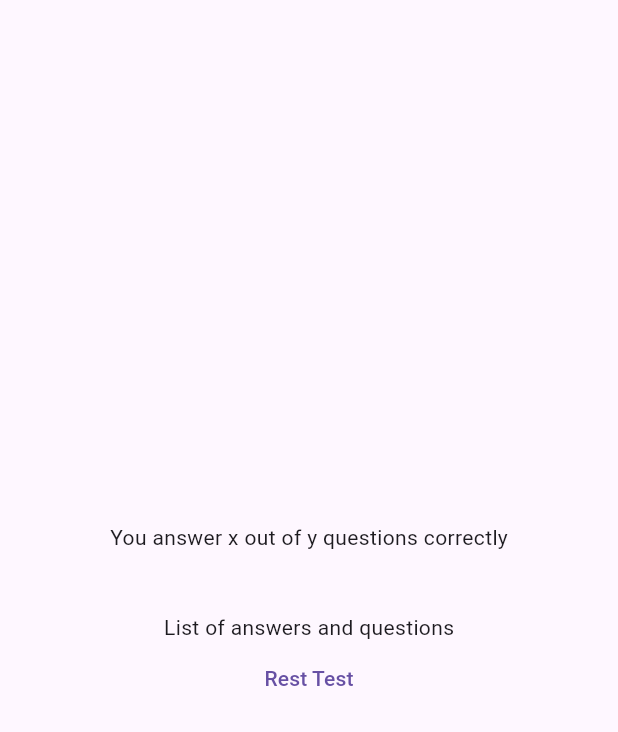
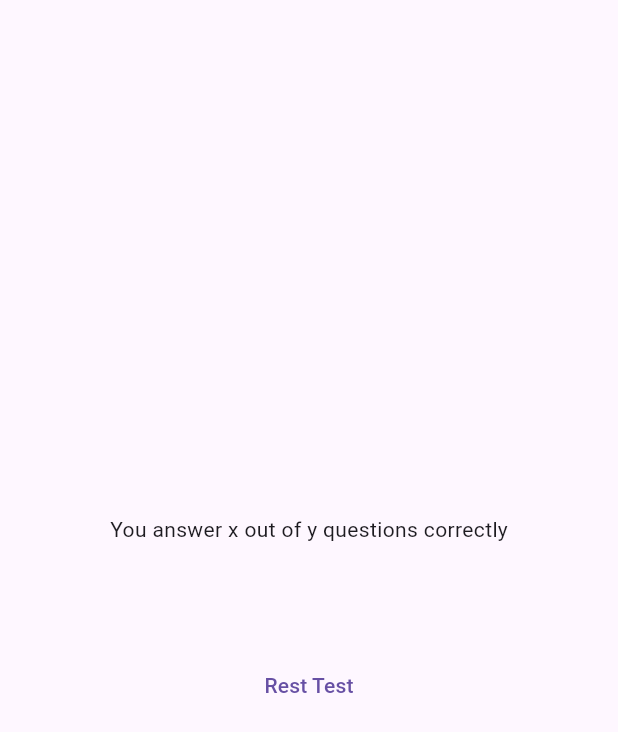
Before and after one commit to mathewwicky/quiz-app, a Flutter app: the ResultsScreen widget shown alone on an empty page, opened directly with empty values, on a phone screen of 412 x 824 dp. Shown: the top 732 px of the screen. Run offline on Flutter 3.47's test engine with Material 3 defaults, Android fonts, the phone set to English and light mode, and no system bars; our stand-ins replace google_fonts.

Commit message:
fixing the results sumary screen

```diff
--- a/lib/quiz.dart
+++ b/lib/quiz.dart
@@ -32,7 +32,7 @@ class _QuizState extends State<Quiz> {
 
     if (selectedAnswers.length == questions.length) {
       setState(() {
-        selectedAnswers = [];
+       // selectedAnswers = [];
         activeScreen = 'results-screen';
       });
     }
--- a/lib/results_screen.dart
+++ b/lib/results_screen.dart
@@ -1,5 +1,8 @@
+
 import 'package:flutter/material.dart';
 import 'package:quiz_app/data/questions.dart';
+import 'package:quiz_app/questions_summary.dart';
+
 
 class ResultsScreen extends StatelessWidget {
   const ResultsScreen({super.key, required this.choosenAnswers});
@@ -33,7 +36,8 @@ class ResultsScreen extends StatelessWidget {
             SizedBox(
               height: 40,
             ),
-            Text('List of answers and questions'),
+            QuestionsSummary(getSummaryData()),
+           SizedBox(height: 30,),
             TextButton(
               onPressed: () {},
               child: Text('Rest Test'),
```
Also changed, not shown: lib/questions_summary.dart (added, +28 -0 lines).
